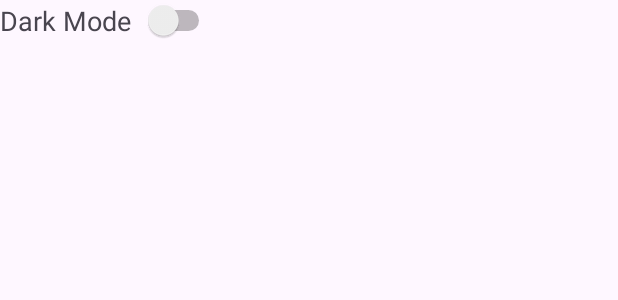
After one commit to atultvarghese/Training-Apps, an Android app: the layout switch_item.xml on its own in the app's theme, with its tools: preview values and no code run, on a phone screen of 412 x 824 dp. The commit adds this screen. Shown: the top 300 px of the screen. Run offline under Robolectric (Android 15) with nearby library versions, the phone set to English and light mode, and no system bars.

Commit message:
Dark mode toggle in the menu.

```diff
--- a/app/src/main/java/com/example/trainevide/SearchFragment.kt
+++ b/app/src/main/java/com/example/trainevide/SearchFragment.kt
@@ -19,6 +19,7 @@ class SearchFragment : Fragment() {
         savedInstanceState: Bundle?
     ): View? {
         _binding = FragmentSearchBinding.inflate(inflater, container, false)
+//        AppCompatDelegate.setDefaultNightMode(AppCompatDelegate.MODE_NIGHT_YES)
         binding.searchButton.setOnClickListener(){
             Toast.makeText(context, "Searching for ${binding.trainName.text} ${binding.trainNumber.text}", Toast.LENGTH_LONG).show()
         }
--- a/app/src/main/res/layout/fragment_search.xml
+++ b/app/src/main/res/layout/fragment_search.xml
@@ -13,7 +13,7 @@
         android:clipChildren="false"
         android:clipToPadding="false"
         android:orientation="vertical"
-        android:layout_marginTop="100dp"
+        android:layout_marginTop="180dp"
         android:padding="24dp"
         android:paddingTop="100dp"
         tools:ignore="UselessParent">
@@ -54,4 +54,6 @@
         </RelativeLayout>
     </LinearLayout>
 
+
+
 </FrameLayout>
--- /dev/null
+++ b/app/src/main/res/layout/switch_item.xml
@@ -0,0 +1,24 @@
+<!-- switch_item.xml -->
+<LinearLayout xmlns:android="http://schemas.android.com/apk/res/android"
+    xmlns:tools="http://schemas.android.com/tools"
+    android:layout_width="wrap_content"
+    android:layout_height="wrap_content"
+    android:orientation="horizontal"
+    android:gravity="center_vertical"
+    android:paddingRight="20dp">
+
+    <TextView
+        android:id="@+id/switch_title"
+        android:layout_width="wrap_content"
+        android:layout_height="wrap_content"
+        android:text="@string/dark_mode"
+        android:textAppearance="?android:attr/textAppearanceMedium"
+        android:layout_marginEnd="8dp" />
+
+    <Switch
+        android:id="@+id/switch_dark_mode"
+        android:layout_width="wrap_content"
+        android:layout_height="wrap_content"
+        tools:ignore="UseSwitchCompatOrMaterialXml" />
+
+</LinearLayout>
--- a/app/src/main/res/values/strings.xml
+++ b/app/src/main/res/values/strings.xml
@@ -3,4 +3,7 @@
     <string name="train_number">Train Number</string>
     <string name="train_name">Train Name</string>
     <string name="search">SEARCH</string>
+    <!-- TODO: Remove or change this placeholder text -->
+    <string name="hello_blank_fragment">Hello blank fragment</string>
+    <string name="dark_mode">Dark Mode</string>
 </resources>
```
Also changed, not shown: app/src/main/java/com/example/trainevide/MainActivity.kt (+33 -8 lines), app/src/main/res/layout/activity_main.xml (+13 -0 lines), app/src/main/res/menu/menu_main.xml (added, +10 -0 lines).
